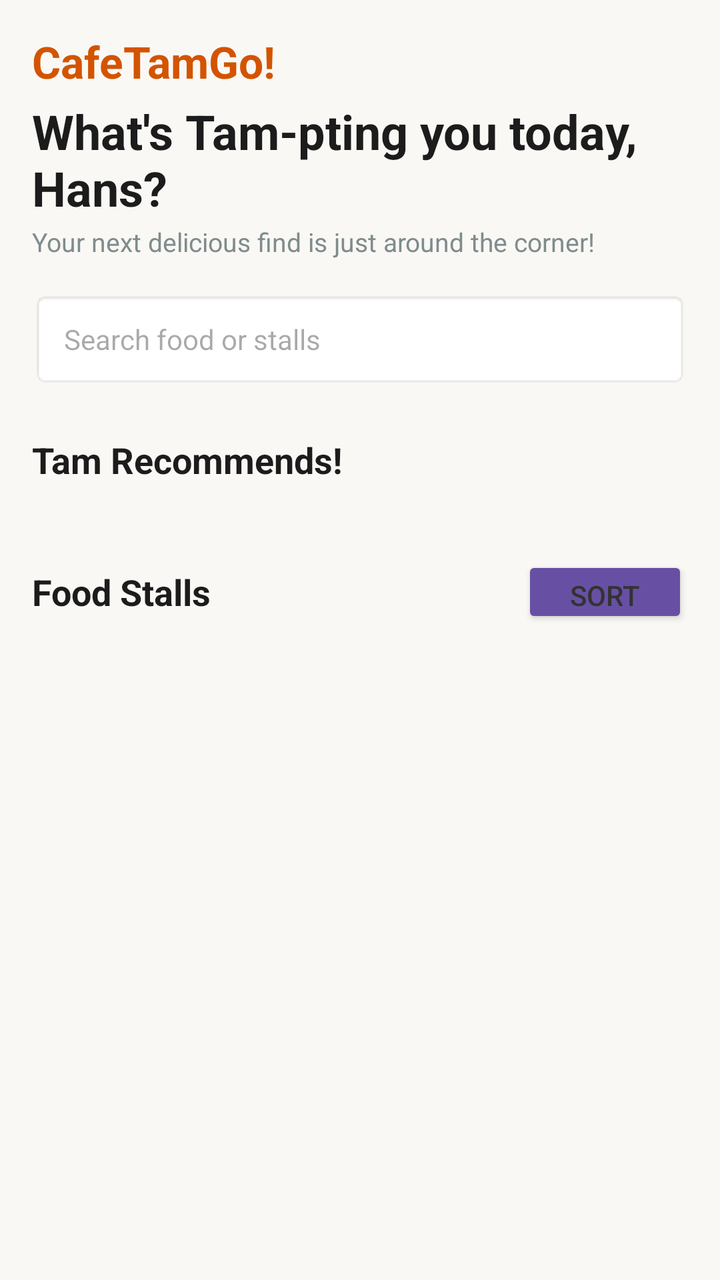
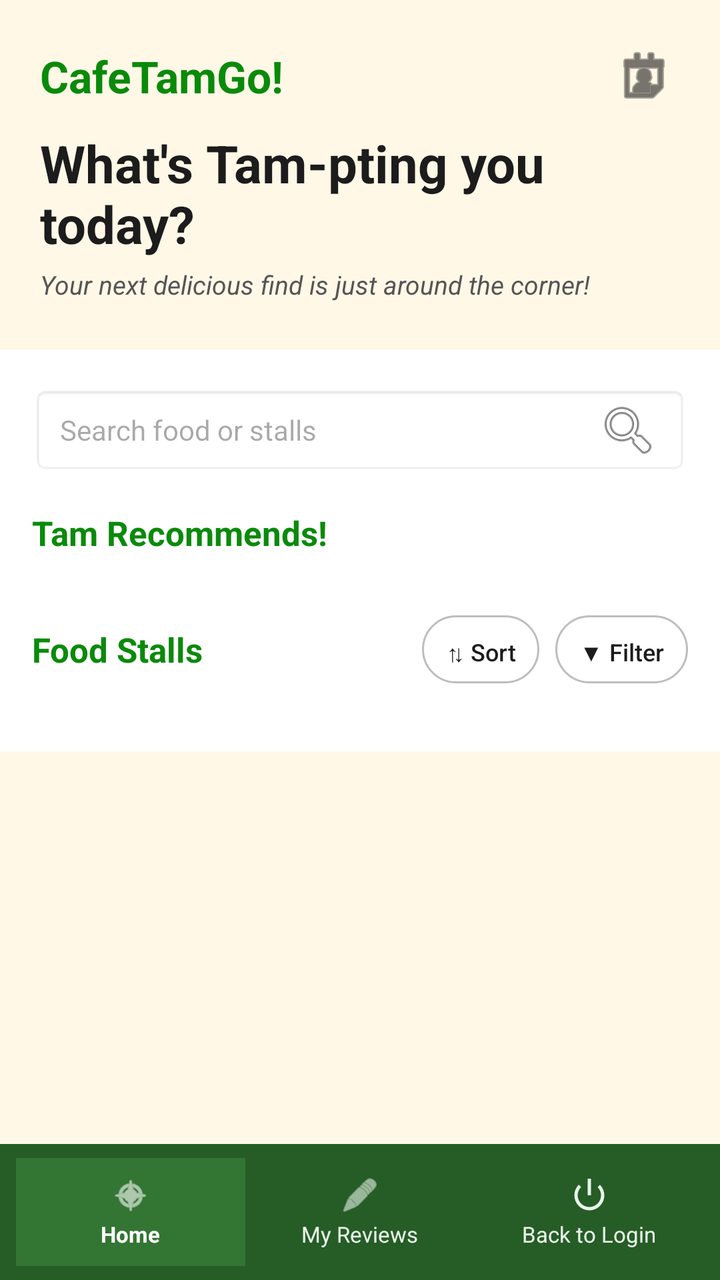

The first picture is an Android layout as it rendered before a commit; the second is the same layout after the commit. The layout source and the unified diff follow.
<!-- AndroidManifest.xml: application theme Theme.CafeTamGo -->
<!-- res/layout/activity_home.xml -->
<?xml version="1.0" encoding="utf-8"?>
<androidx.core.widget.NestedScrollView
    xmlns:android="http://schemas.android.com/apk/res/android"
    android:layout_width="match_parent"
    android:layout_height="match_parent"
    android:background="#FAF8F5"
    android:padding="16dp">

    <LinearLayout
        android:layout_width="match_parent"
        android:layout_height="wrap_content"
        android:orientation="vertical">

        
        <TextView
            android:layout_width="wrap_content"
            android:layout_height="wrap_content"
            android:text="CafeTamGo!"
            android:textColor="#D35400"
            android:textSize="22sp"
            android:textStyle="bold" />

        <TextView
            android:id="@+id/tvWelcomeUser"
            android:layout_width="wrap_content"
            android:layout_height="wrap_content"
            android:layout_marginTop="4dp"
            android:text="What's Tam-pting you today, Hans?"
            android:textColor="#1C1C1C"
            android:textSize="24sp"
            android:textStyle="bold" />

        <TextView
            android:layout_width="wrap_content"
            android:layout_height="wrap_content"
            android:layout_marginTop="2dp"
            android:text="Your next delicious find is just around the corner!"
            android:textColor="#7F8C8D"
            android:textSize="13sp" />

        
        <EditText
            android:id="@+id/etSearch"
            android:layout_width="match_parent"
            android:layout_height="48dp"
            android:layout_marginTop="16dp"
            android:background="@android:drawable/editbox_background_normal"
            android:hint="Search food or stalls"
            android:paddingHorizontal="16dp"
            android:textSize="14sp" />

        
        <TextView
            android:layout_width="wrap_content"
            android:layout_height="wrap_content"
            android:layout_marginTop="24dp"
            android:text="Tam Recommends!"
            android:textColor="#1C1C1C"
            android:textSize="18sp"
            android:textStyle="bold" />

        
        <androidx.recyclerview.widget.RecyclerView
            android:id="@+id/rvRecommendations"
            android:layout_width="match_parent"
            android:layout_height="wrap_content"
            android:layout_marginTop="12dp"
            android:orientation="horizontal" />

        
        <LinearLayout
            android:layout_width="match_parent"
            android:layout_height="wrap_content"
            android:layout_marginTop="24dp"
            android:gravity="center_vertical"
            android:orientation="horizontal">

            <TextView
                android:layout_width="0dp"
                android:layout_height="wrap_content"
                android:layout_weight="1"
                android:text="Food Stalls"
                android:textColor="#1C1C1C"
                android:textSize="18sp"
                android:textStyle="bold" />

            <Button
                android:id="@+id/btnSort"
                style="?android:attr/buttonStyleSmall"
                android:layout_width="wrap_content"
                android:layout_height="36dp"
                android:backgroundTint="#EAEAEA"
                android:text="Sort"
                android:textColor="#333333" />
        </LinearLayout>

        
        <androidx.recyclerview.widget.RecyclerView
            android:id="@+id/rvStalls"
            android:layout_width="match_parent"
            android:layout_height="wrap_content"
            android:layout_marginTop="12dp"
            android:nestedScrollingEnabled="false" />

    </LinearLayout>
</androidx.core.widget.NestedScrollView>
<!-- resources referenced by this layout -->
<resources>
  <style name="Theme.CafeTamGo" parent="Base.Theme.CafeTamGo" />
  <style name="Base.Theme.CafeTamGo" parent="Theme.Material3.DayNight.NoActionBar">
          
          
      </style>
</resources>

<!-- the commit's change to res/layout/activity_home.xml (unified diff, before → after) -->
@@ -1,106 +1,257 @@
 <?xml version="1.0" encoding="utf-8"?>
-<androidx.core.widget.NestedScrollView
+<androidx.coordinatorlayout.widget.CoordinatorLayout
     xmlns:android="http://schemas.android.com/apk/res/android"
+    xmlns:app="http://schemas.android.com/apk/res-auto"
     android:layout_width="match_parent"
     android:layout_height="match_parent"
-    android:background="#FAF8F5"
-    android:padding="16dp">
-
+    android:background="#FFF8E7">
+
+    <androidx.core.widget.NestedScrollView
+        android:layout_width="match_parent"
+        android:layout_height="match_parent"
+        android:layout_marginBottom="68dp"
+        android:fillViewport="true">
+
+        <LinearLayout
+            android:layout_width="match_parent"
+            android:layout_height="wrap_content"
+            android:orientation="vertical">
+
+            
+            <LinearLayout
+                android:layout_width="match_parent"
+                android:layout_height="wrap_content"
+                android:background="#FFF8E7"
+                android:orientation="vertical"
+                android:paddingHorizontal="20dp"
+                android:paddingTop="20dp"
+                android:paddingBottom="24dp">
+
+                <LinearLayout
+                    android:layout_width="match_parent"
+                    android:layout_height="wrap_content"
+                    android:gravity="center_vertical"
+                    android:orientation="horizontal">
+
+                    <TextView
+                        android:layout_width="0dp"
+                        android:layout_height="wrap_content"
+                        android:layout_weight="1"
+                        android:text="CafeTamGo!"
+                        android:textColor="#0A8A0A"
+                        android:textSize="22sp"
+                        android:textStyle="bold" />
+
+                    <ImageButton
+                        android:id="@+id/btnCart"
+                        android:layout_width="36dp"
+                        android:layout_height="36dp"
+                        android:background="?attr/selectableItemBackgroundBorderless"
+                        android:contentDescription="Cart"
+                        android:src="@android:drawable/ic_menu_my_calendar"
+                        android:tint="#1C1C1C" />
+                </LinearLayout>
+
+                <TextView
+                    android:id="@+id/tvHomeGreeting"
+                    android:layout_width="match_parent"
+                    android:layout_height="wrap_content"
+                    android:layout_marginTop="8dp"
+                    android:text="What's Tam-pting you today?"
+                    android:textColor="#1C1C1C"
+                    android:textSize="26sp"
+                    android:textStyle="bold" />
+
+                <TextView
+                    android:layout_width="match_parent"
+                    android:layout_height="wrap_content"
+                    android:layout_marginTop="4dp"
+                    android:text="Your next delicious find is just around the corner!"
+                    android:textColor="#555555"
+                    android:textSize="13sp"
+                    android:textStyle="italic" />
+            </LinearLayout>
+
+            
+            <LinearLayout
+                android:layout_width="match_parent"
+                android:layout_height="wrap_content"
+                android:background="#FFFFFF"
+                android:orientation="vertical"
+                android:paddingHorizontal="16dp"
+                android:paddingTop="18dp"
+                android:paddingBottom="24dp">
+
+                
+                <EditText
+                    android:id="@+id/etSearchHome"
+                    android:layout_width="match_parent"
+                    android:layout_height="44dp"
+                    android:background="@android:drawable/editbox_background_normal"
+                    android:drawableEnd="@android:drawable/ic_menu_search"
+                    android:hint="Search food or stalls"
+                    android:paddingHorizontal="14dp"
+                    android:textSize="14sp" />
+
+                
+                <TextView
+                    android:layout_width="wrap_content"
+                    android:layout_height="wrap_content"
+                    android:layout_marginTop="18dp"
+                    android:text="Tam Recommends!"
+                    android:textColor="#0A8A0A"
+                    android:textSize="17sp"
+                    android:textStyle="bold" />
+
+                <androidx.recyclerview.widget.RecyclerView
+                    android:id="@+id/rvRecommendations"
+                    android:layout_width="match_parent"
+                    android:layout_height="wrap_content"
+                    android:layout_marginTop="10dp"
+                    android:nestedScrollingEnabled="false" />
+
+                
+                <LinearLayout
+                    android:layout_width="match_parent"
+                    android:layout_height="wrap_content"
+                    android:layout_marginTop="20dp"
+                    android:gravity="center_vertical"
+                    android:orientation="horizontal">
+
+                    <TextView
+                        android:layout_width="0dp"
+                        android:layout_height="wrap_content"
+                        android:layout_weight="1"
+                        android:text="Food Stalls"
+                        android:textColor="#0A8A0A"
+                        android:textSize="17sp"
+                        android:textStyle="bold" />
+
+                    <Button
+                        android:id="@+id/btnSort"
+                        style="?android:attr/borderlessButtonStyle"
+                        android:layout_width="wrap_content"
+                        android:layout_height="34dp"
+                        android:background="@drawable/bg_pill_outline_button"
+                        android:minWidth="0dp"
+                        android:minHeight="0dp"
+                        android:paddingHorizontal="12dp"
+                        android:text="⇅ Sort"
+                        android:textAllCaps="false"
+                        android:textColor="#1C1C1C"
+                        android:textSize="12sp"
+                        app:backgroundTint="@null" />
+
+                    <Button
+                        android:id="@+id/btnFilter"
+                        style="?android:attr/borderlessButtonStyle"
+                        android:layout_width="wrap_content"
+                        android:layout_height="34dp"
+                        android:layout_marginStart="8dp"
+                        android:background="@drawable/bg_pill_outline_button"
+                        android:minWidth="0dp"
+                        android:minHeight="0dp"
+                        android:paddingHorizontal="12dp"
+                        android:text="▼ Filter"
+                        android:textAllCaps="false"
+                        android:textColor="#1C1C1C"
+                        android:textSize="12sp"
+                        app:backgroundTint="@null" />
+                </LinearLayout>
+
+                <androidx.recyclerview.widget.RecyclerView
+                    android:id="@+id/rvStalls"
+                    android:layout_width="match_parent"
+                    android:layout_height="wrap_content"
+                    android:layout_marginTop="10dp"
+                    android:nestedScrollingEnabled="false" />
+
+            </LinearLayout>
+        </LinearLayout>
+    </androidx.core.widget.NestedScrollView>
+
+    
     <LinearLayout
         android:layout_width="match_parent"
-        android:layout_height="wrap_content"
-        android:orientation="vertical">
-
-        
-        <TextView
-            android:layout_width="wrap_content"
-            android:layout_height="wrap_content"
-            android:text="CafeTamGo!"
-            android:textColor="#D35400"
-            android:textSize="22sp"
-            android:textStyle="bold" />
-
-        <TextView
-            android:id="@+id/tvWelcomeUser"
-            android:layout_width="wrap_content"
-            android:layout_height="wrap_content"
-            android:layout_marginTop="4dp"
-            android:text="What's Tam-pting you today, Hans?"
-            android:textColor="#1C1C1C"
-            android:textSize="24sp"
-            android:textStyle="bold" />
-
-        <TextView
-            android:layout_width="wrap_content"
-            android:layout_height="wrap_content"
-            android:layout_marginTop="2dp"
-            android:text="Your next delicious find is just around the corner!"
-            android:textColor="#7F8C8D"
-            android:textSize="13sp" />
-
-        
-        <EditText
-            android:id="@+id/etSearch"
-            android:layout_width="match_parent"
-            android:layout_height="48dp"
-            android:layout_marginTop="16dp"
-            android:background="@android:drawable/editbox_background_normal"
-            android:hint="Search food or stalls"
-            android:paddingHorizontal="16dp"
-            android:textSize="14sp" />
-
-        
-        <TextView
-            android:layout_width="wrap_content"
-            android:layout_height="wrap_content"
-            android:layout_marginTop="24dp"
-            android:text="Tam Recommends!"
-            android:textColor="#1C1C1C"
-            android:textSize="18sp"
-            android:textStyle="bold" />
-
-        
-        <androidx.recyclerview.widget.RecyclerView
-            android:id="@+id/rvRecommendations"
-            android:layout_width="match_parent"
-            android:layout_height="wrap_content"
-            android:layout_marginTop="12dp"
-            android:orientation="horizontal" />
-
-        
-        <LinearLayout
-            android:layout_width="match_parent"
-            android:layout_height="wrap_content"
-            android:layout_marginTop="24dp"
-            android:gravity="center_vertical"
-            android:orientation="horizontal">
+        android:layout_height="68dp"
+        android:layout_gravity="bottom"
+        android:background="#265C26"
+        android:gravity="center_vertical"
+        android:orientation="horizontal"
+        android:paddingHorizontal="8dp"
+        android:weightSum="3">
+
+        <LinearLayout
+            android:id="@+id/navHome"
+            android:layout_width="0dp"
+            android:layout_height="54dp"
+            android:layout_weight="1"
+            android:background="#337533"
+            android:gravity="center"
+            android:orientation="vertical">
+
+            <ImageView
+                android:layout_width="20dp"
+                android:layout_height="20dp"
+                android:src="@android:drawable/ic_menu_compass"
+                android:tint="#FFFFFF" />
 
             <TextView
-                android:layout_width="0dp"
-                android:layout_height="wrap_content"
-                android:layout_weight="1"
-                android:text="Food Stalls"
-                android:textColor="#1C1C1C"
-                android:textSize="18sp"
+                android:layout_width="wrap_content"
+                android:layout_height="wrap_content"
+                android:layout_marginTop="2dp"
+                android:text="Home"
+                android:textColor="#FFFFFF"
+                android:textSize="11sp"
                 android:textStyle="bold" />
-
-            <Button
-                android:id="@+id/btnSort"
-                style="?android:attr/buttonStyleSmall"
+        </LinearLayout>
+
+        <LinearLayout
+            android:id="@+id/navMyReviews"
+            android:layout_width="0dp"
+            android:layout_height="54dp"
+            android:layout_weight="1"
+            android:gravity="center"
+            android:orientation="vertical">
+
+            <ImageView
+                android:layout_width="20dp"
+                android:layout_height="20dp"
+                android:src="@android:drawable/ic_menu_edit"
+                android:tint="#E8F5E9" />
+
+            <TextView
                 android:layout_width="wrap_content"
-                android:layout_height="36dp"
-                android:backgroundTint="#EAEAEA"
-                android:text="Sort"
-                android:textColor="#333333" />
-        </LinearLayout>
-
-        
-        <androidx.recyclerview.widget.RecyclerView
-            android:id="@+id/rvStalls"
-            android:layout_width="match_parent"
-            android:layout_height="wrap_content"
-            android:layout_marginTop="12dp"
-            android:nestedScrollingEnabled="false" />
+                android:layout_height="wrap_content"
+                android:layout_marginTop="2dp"
+                android:text="My Reviews"
+                android:textColor="#E8F5E9"
+                android:textSize="11sp" />
+        </LinearLayout>
+
+        <LinearLayout
+            android:id="@+id/navBackToLogin"
+            android:layout_width="0dp"
+            android:layout_height="54dp"
+            android:layout_weight="1"
+            android:gravity="center"
+            android:orientation="vertical">
+
+            <ImageView
+                android:layout_width="20dp"
+                android:layout_height="20dp"
+                android:src="@android:drawable/ic_lock_power_off"
+                android:tint="#E8F5E9" />
+
+            <TextView
+                android:layout_width="wrap_content"
+                android:layout_height="wrap_content"
+                android:layout_marginTop="2dp"
+                android:text="Back to Login"
+                android:textColor="#E8F5E9"
+                android:textSize="11sp" />
+        </LinearLayout>
 
     </LinearLayout>
-</androidx.core.widget.NestedScrollView>
+
+</androidx.coordinatorlayout.widget.CoordinatorLayout>
<!-- resource entries referenced after the edit -->
@@ -1,5 +1,15 @@
 <!-- resources referenced by this layout -->
 <resources>
+  <!-- drawable bg_pill_outline_button (drawable) -->
+  <?xml version="1.0" encoding="utf-8"?>
+  <shape xmlns:android="http://schemas.android.com/apk/res/android"
+      android:shape="rectangle">
+      <solid android:color="#FFFFFF" />
+      <corners android:radius="18dp" />
+      <stroke
+          android:width="1dp"
+          android:color="#BDBDBD" />
+  </shape>
   <style name="Theme.CafeTamGo" parent="Base.Theme.CafeTamGo" />
   <style name="Base.Theme.CafeTamGo" parent="Theme.Material3.DayNight.NoActionBar">
           
